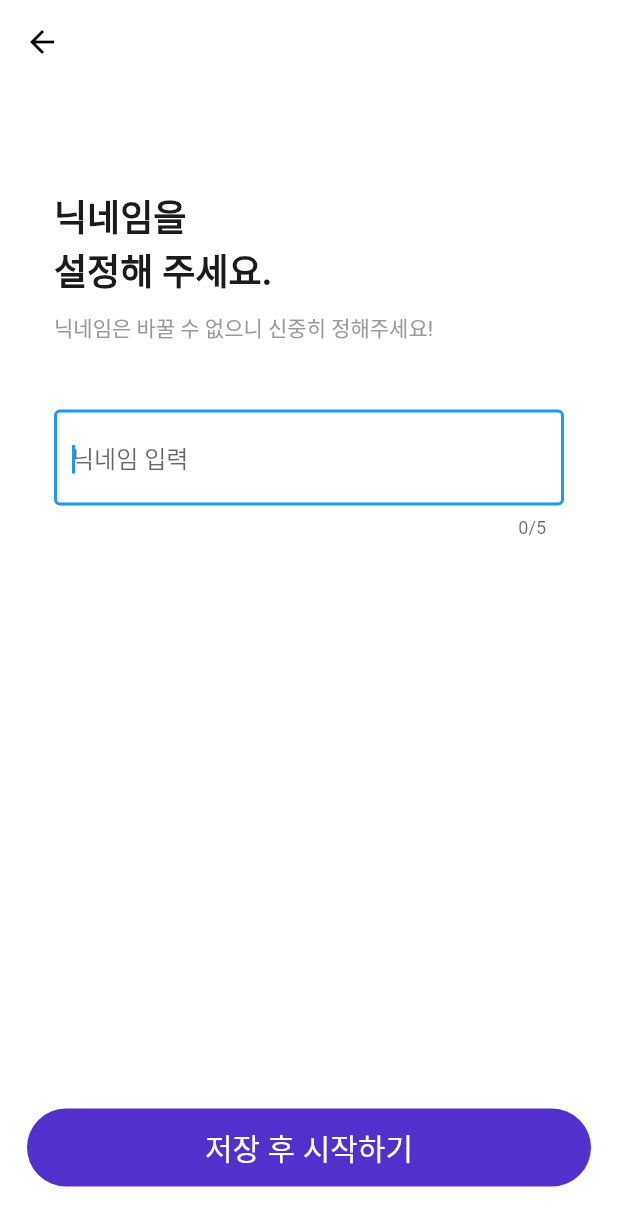
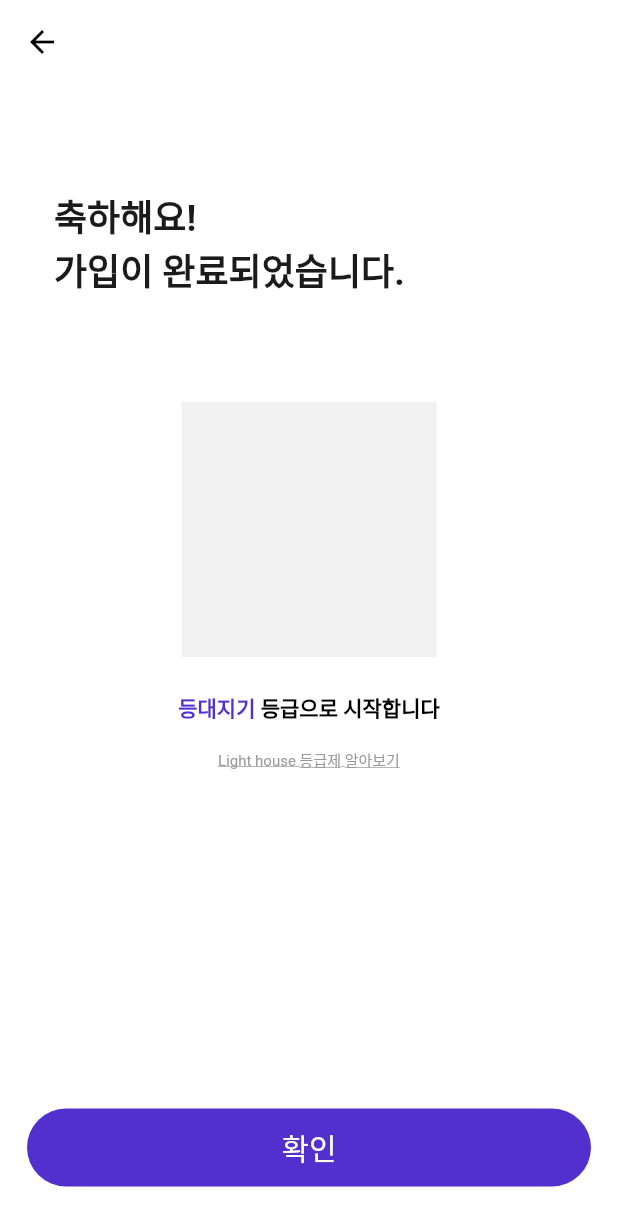
Before and after one commit to sk-lookie-routine/lighthouse, a Flutter app: the screen it shows after launch, on a phone screen of 412 x 824 dp. Shown: the top 1226 px of the screen. Run offline on Flutter 3.47's test engine with Material 2 defaults, Android fonts, the phone set to English and light mode, and no system bars; our stand-ins replace firebase_auth, firebase_core, google_sign_in; missing offline and left inert: flutter_web_auth; accounts and stored records are empty; Roboto replaces fonts that are missing (NotoSansCJKkr).

Commit message:
finish page

```diff
--- /dev/null
+++ b/lib/components/gradeinfo_button.dart
@@ -0,0 +1,24 @@
+import 'package:flutter/material.dart';
+import 'package:lighthouse/utilities/fonts.dart';
+
+class GradeInfoButton extends StatelessWidget {
+  @override
+  Widget build(BuildContext context) {
+    return TextButton(
+      onPressed: (){},
+      style: TextButton.styleFrom(
+      ),
+      child: Text(
+          "Light house 등급제 알아보기",
+        style: TextStyle(
+            color:  const Color(0xff999999),
+            fontWeight: FontWeight.w400,
+            fontFamily: notoSans,
+            fontStyle:  FontStyle.normal,
+            fontSize: 10.0,
+            decoration: TextDecoration.underline,
+        ),
+      ),
+    );
+  }
+}
--- a/lib/screens/signup/components/body.dart
+++ b/lib/screens/signup/components/body.dart
@@ -1,5 +1,6 @@
 import 'package:flutter/material.dart';
 import 'package:lighthouse/components/signup_button.dart';
+import 'package:lighthouse/screens/signup/components/finish.dart';
 import 'package:lighthouse/screens/signup/components/sign_up_moreinfo.dart';
 import 'package:lighthouse/screens/signup/components/nickname.dart';
 import 'package:lighthouse/utilities/colors.dart';
@@ -18,7 +19,7 @@ class _BodyState extends State<Body> {
     return Container(
       height: size.height,
       width: double.infinity,
-      child: NickName(),
+      child: Finish(),
     );
   }
 }
--- /dev/null
+++ b/lib/screens/signup/components/finish.dart
@@ -0,0 +1,66 @@
+import 'package:flutter/material.dart';
+import 'package:lighthouse/components/gradeinfo_button.dart';
+import 'package:lighthouse/components/signup_button.dart';
+import 'package:lighthouse/screens/signup/components/signup_title.dart';
+import 'package:lighthouse/utilities/constants.dart';
+import 'package:lighthouse/utilities/styles.dart';
+
+class Finish extends StatelessWidget {
+  @override
+  Widget build(BuildContext context) {
+    Size size = MediaQuery.of(context).size;
+    return SizedBox.expand(
+      child: Column(
+          crossAxisAlignment: CrossAxisAlignment.center,
+          mainAxisAlignment: MainAxisAlignment.spaceBetween,
+          children: <Widget>[
+            Column(
+              children: [
+                SignUpTitle(
+                  title:"축하해요!\n가입이 완료되었습니다.",
+                ),
+                Column(
+                  crossAxisAlignment: CrossAxisAlignment.center,
+                  children: [
+                    Container(
+                        width: 170,
+                        height: 170,
+                        decoration: BoxDecoration(
+                            color: const Color(0xfff1f1f1)
+                        )
+                    ),
+                    Padding(
+                      padding: const EdgeInsets.only(top: 23),
+                      child: Text.rich(
+                        TextSpan(
+                          text: "등대지기",
+                          style: signUpGradeTextStyle,
+                          children: <TextSpan>[
+                            TextSpan(
+                              text: " 등급으로 시작합니다",
+                              style: signUpMidTitleTextStyle,
+                            ),
+                          ],
+                        ),
+                      ),
+                    ),
+                    GradeInfoButton(),
+                  ],
+                ),
+              ],
+            ),
+            SizedBox(
+              width: size.width * 1 - buttonPadding * 2,
+              child: Padding(
+                padding: const EdgeInsets.only(top: 15, bottom: 33),
+                child: SignUpButton(
+                  text: "확인",
+                  onPressed: (){},
+                ),
+              ),
+            ),
+          ]
+      ),
+    );
+  }
+}
--- a/lib/utilities/styles.dart
+++ b/lib/utilities/styles.dart
@@ -1,4 +1,5 @@
 import 'package:flutter/material.dart';
+import 'package:lighthouse/utilities/colors.dart';
 import 'package:lighthouse/utilities/fonts.dart';
 
 const signUpTitleStyle = TextStyle(
@@ -24,3 +25,19 @@ const signUpTextFieldTextStyle = TextStyle(
     fontStyle:  FontStyle.normal,
     fontSize: 16.0
 );
+
+const signUpMidTitleTextStyle = TextStyle(
+    color: Colors.black,
+    fontWeight: FontWeight.w700,
+    fontFamily: notoSans,
+    fontStyle:  FontStyle.normal,
+    fontSize: 14.0
+);
+
+const signUpGradeTextStyle = TextStyle(
+    color: primaryColor,
+    fontWeight: FontWeight.w700,
+    fontFamily: notoSans,
+    fontStyle:  FontStyle.normal,
+    fontSize: 14.0
+);
```
